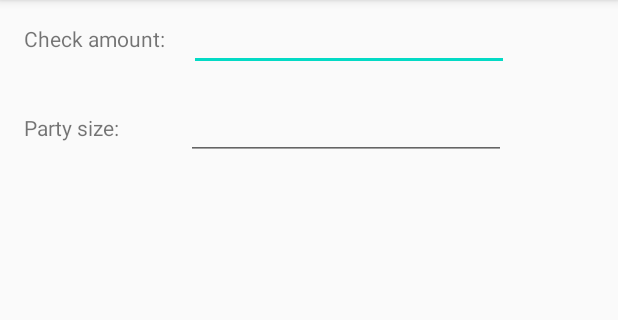
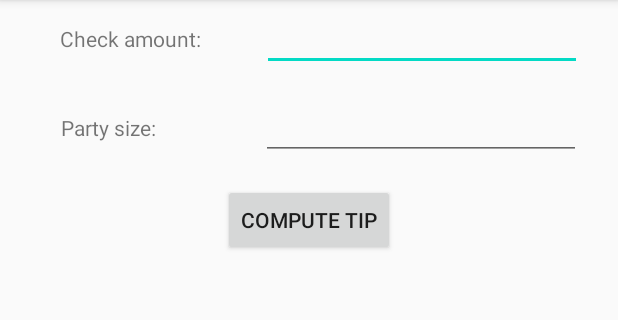
Before and after one commit to LuisToro-v/TipCalculator, an Android app: the screen it shows after launch (MainActivity), on a phone screen of 412 x 824 dp, the part 84-404 px from its top. Run offline under Robolectric (Android 15) with nearby library versions, the phone set to English and light mode, and no system bars.

Commit message:
Added Button Layout

```diff
--- a/Assignment4/TipCalculator/app/src/main/res/layout/activity_main.xml
+++ b/Assignment4/TipCalculator/app/src/main/res/layout/activity_main.xml
@@ -14,6 +14,8 @@
         android:layout_marginStart="16dp"
         android:layout_marginTop="16dp"
         android:text="@string/check_amount"
+        app:layout_constraintEnd_toStartOf="@+id/checkAmountValue"
+        app:layout_constraintHorizontal_bias="0.5"
         app:layout_constraintStart_toStartOf="parent"
         app:layout_constraintTop_toTopOf="parent" />
 
@@ -25,6 +27,8 @@
         android:ems="10"
         android:inputType="numberDecimal"
         app:layout_constraintBaseline_toBaselineOf="@+id/checkAmountLabel"
+        app:layout_constraintEnd_toEndOf="parent"
+        app:layout_constraintHorizontal_bias="0.5"
         app:layout_constraintStart_toEndOf="@+id/checkAmountLabel" />
 
     <TextView
@@ -34,6 +38,8 @@
         android:layout_marginStart="16dp"
         android:layout_marginTop="40dp"
         android:text="@string/party_size"
+        app:layout_constraintEnd_toStartOf="@+id/partySizeValue"
+        app:layout_constraintHorizontal_bias="0.5"
         app:layout_constraintStart_toStartOf="parent"
         app:layout_constraintTop_toBottomOf="@+id/checkAmountLabel" />
 
@@ -45,6 +51,18 @@
         android:ems="10"
         android:inputType="number"
         app:layout_constraintBaseline_toBaselineOf="@+id/partSizeLabel"
+        app:layout_constraintEnd_toEndOf="parent"
+        app:layout_constraintHorizontal_bias="0.5"
         app:layout_constraintStart_toEndOf="@+id/partSizeLabel" />
 
+    <Button
+        android:id="@+id/buttonCompute"
+        android:layout_width="wrap_content"
+        android:layout_height="wrap_content"
+        android:layout_marginTop="16dp"
+        android:text="@string/buttonCompute"
+        app:layout_constraintEnd_toEndOf="parent"
+        app:layout_constraintStart_toStartOf="parent"
+        app:layout_constraintTop_toBottomOf="@+id/partySizeValue" />
+
 </androidx.constraintlayout.widget.ConstraintLayout>
--- a/Assignment4/TipCalculator/app/src/main/res/values/strings.xml
+++ b/Assignment4/TipCalculator/app/src/main/res/values/strings.xml
@@ -2,4 +2,5 @@
     <string name="app_name">Tip Calculator</string>
     <string name="check_amount">Check amount:</string>
     <string name="party_size">Party size:</string>
+    <string name="buttonCompute">Compute Tip</string>
 </resources>
```
